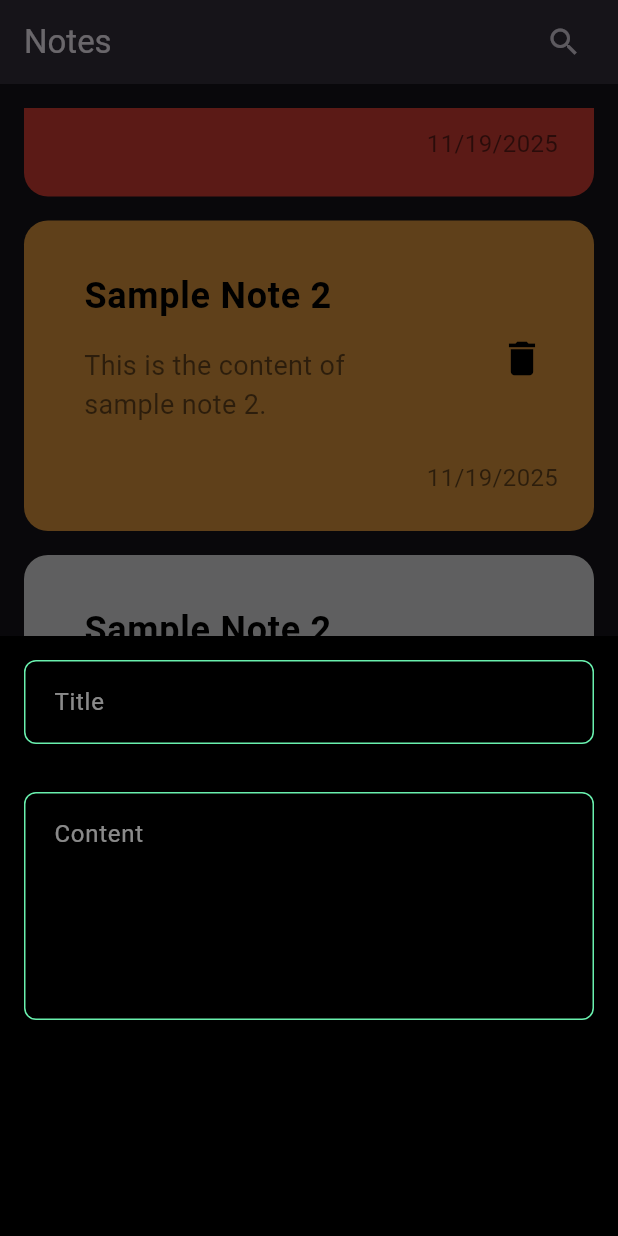
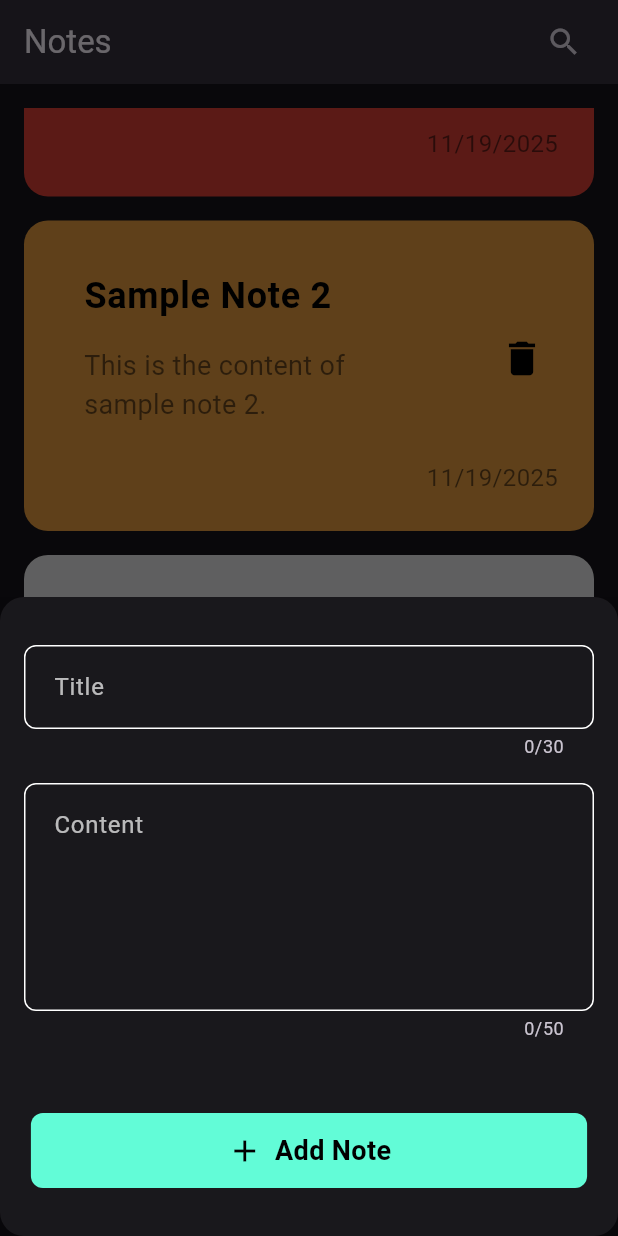
Before and after one commit to Emadaladien/note_app, a Flutter app: the screen it shows after launch, scrolled down 156 dp, after a tap on the "add" icon, on a phone screen of 412 x 824 dp. Run offline on Flutter 3.47's test engine with Material 3 defaults, Android fonts, the phone set to English and light mode, and no system bars.

Commit message:
create edit note view

```diff
--- /dev/null
+++ b/lib/const.dart
@@ -0,0 +1,3 @@
+import 'dart:ui';
+
+Color KPrimaryColor = Color(0xff62fcd7);
--- /dev/null
+++ b/lib/views/edite_note_view.dart
@@ -0,0 +1,11 @@
+import 'package:flutter/material.dart';
+import 'package:note_app/widgets/edite_note_view_body.dart';
+
+class EditeNoteView extends StatelessWidget {
+  const EditeNoteView({super.key});
+
+  @override
+  Widget build(BuildContext context) {
+    return const Scaffold(body: EditeNoteViewBody());
+  }
+}
--- /dev/null
+++ b/lib/widgets/add_note_button_sheet.dart
@@ -0,0 +1,30 @@
+import 'package:flutter/material.dart';
+import 'package:note_app/widgets/custome_button.dart';
+import 'package:note_app/widgets/custome_text_field.dart';
+
+class AddNoteButtonSheet extends StatelessWidget {
+  const AddNoteButtonSheet({super.key});
+
+  @override
+  Widget build(BuildContext context) {
+    return Container(
+      decoration: BoxDecoration(
+        // borderRadius: BorderRadius.circular(8),
+        color: Colors.black12,
+      ),
+      child: SingleChildScrollView(
+        child: Column(
+          children: [
+            SizedBox(height: 32),
+            CustomeTextField(title: 'Title', maxLength: 30),
+            SizedBox(height: 16),
+            CustomeTextField(title: 'Content', maxLines: 5),
+            SizedBox(height: 32),
+            CustomeButton(title: 'Add Note'),
+            SizedBox(height: 32),
+          ],
+        ),
+      ),
+    );
+  }
+}
--- a/lib/widgets/custom_floating_action_button.dart
+++ b/lib/widgets/custom_floating_action_button.dart
@@ -1,5 +1,5 @@
 import 'package:flutter/material.dart';
-import 'package:note_app/widgets/custome_text_field.dart';
+import 'package:note_app/widgets/add_note_button_sheet.dart';
 
 class CustomFloatingActionButton extends StatelessWidget {
   const CustomFloatingActionButton({super.key});
@@ -11,18 +11,13 @@ class CustomFloatingActionButton extends StatelessWidget {
       child: FloatingActionButton(
         onPressed: () {
           showModalBottomSheet(
+            // backgroundColor: Colors.black54,
+            shape: RoundedRectangleBorder(
+              borderRadius: BorderRadiusGeometry.circular(16),
+            ),
             context: context,
             builder: (BuildContext context) {
-              return Container(
-                height: 400,
-                color: Colors.black,
-                child: Column(
-                  children: [
-                    CustomeTextField(title: 'Title'),
-                    CustomeTextField(title: 'Content', maxLines: 5),
-                  ],
-                ),
-              );
+              return AddNoteButtonSheet();
             },
           );
         },
--- a/lib/widgets/custom_note_item.dart
+++ b/lib/widgets/custom_note_item.dart
@@ -1,5 +1,6 @@
 import 'package:flutter/material.dart';
 import 'package:note_app/models/note_model.dart';
+import 'package:note_app/views/edite_note_view.dart';
 
 class NoteItem extends StatelessWidget {
   NoteItem({super.key, this.note});
@@ -7,7 +8,18 @@ class NoteItem extends StatelessWidget {
 
   @override
   Widget build(BuildContext context) {
-    return Container(
+    return GestureDetector(
+      onTap: () {
+        Navigator.push(
+          context,
+          MaterialPageRoute(
+            builder: (context) {
+              return EditeNoteView();
+            },
+          ),
+        );
+      },
+      child: Container(
         padding: EdgeInsets.only(top: 24, left: 24, bottom: 24),
         margin: EdgeInsets.symmetric(vertical: 8, horizontal: 16),
         decoration: BoxDecoration(
@@ -62,6 +74,7 @@ class NoteItem extends StatelessWidget {
             ),
           ],
         ),
+      ),
     );
   }
 }
--- /dev/null
+++ b/lib/widgets/custome_button.dart
@@ -0,0 +1,42 @@
+import 'package:flutter/material.dart';
+
+class CustomeButton extends StatelessWidget {
+  const CustomeButton({
+    super.key,
+    required this.title,
+    this.icon = const Icon(Icons.add, color: Colors.black),
+  });
+
+  final String title;
+  final Icon icon;
+  @override
+  Widget build(BuildContext context) {
+    return Container(
+      decoration: BoxDecoration(
+        borderRadius: BorderRadius.circular(8),
+        color: Color(0xff62fcd7),
+      ),
+
+      margin: EdgeInsets.only(top: 16),
+      padding: EdgeInsets.symmetric(vertical: 12),
+      alignment: Alignment.center,
+      width: MediaQuery.of(context).size.width * 0.9,
+      height: 50,
+      child: Row(
+        mainAxisAlignment: MainAxisAlignment.center,
+        children: [
+          icon,
+          SizedBox(width: 8),
+          Text(
+            title,
+            style: TextStyle(
+              color: Colors.black,
+              fontSize: 18,
+              fontWeight: FontWeight.bold,
+            ),
+          ),
+        ],
+      ),
+    );
+  }
+}
--- a/lib/widgets/custome_text_field.dart
+++ b/lib/widgets/custome_text_field.dart
@@ -1,28 +1,37 @@
 import 'package:flutter/material.dart';
+import 'package:note_app/const.dart';
 
 class CustomeTextField extends StatelessWidget {
-  const CustomeTextField({super.key, this.maxLines = 1, required this.title});
+  const CustomeTextField({
+    super.key,
+    this.maxLines = 1,
+    required this.title,
+    this.maxLength = 50,
+  });
 
   final int maxLines;
+  final int maxLength;
   final String title;
 
   @override
   Widget build(BuildContext context) {
     return Padding(
-      padding: const EdgeInsets.symmetric(vertical: 16, horizontal: 16),
+      padding: const EdgeInsets.symmetric(horizontal: 16),
       child: TextField(
+        maxLength: maxLength,
         maxLines: maxLines,
+        cursorColor: KPrimaryColor,
         decoration: InputDecoration(
           hintText: title,
-          hintStyle: TextStyle(color: Colors.white54),
+          hintStyle: TextStyle(color: Colors.white70),
           border: InputBorder.none,
           contentPadding: EdgeInsets.all(16),
           focusedBorder: OutlineInputBorder(
-            borderSide: BorderSide(color: Colors.greenAccent),
+            borderSide: BorderSide(color: KPrimaryColor),
             borderRadius: BorderRadius.circular(8),
           ),
           enabledBorder: OutlineInputBorder(
-            borderSide: BorderSide(color: Colors.greenAccent),
+            borderSide: BorderSide(color: Colors.white),
             borderRadius: BorderRadius.circular(8),
           ),
         ),
--- /dev/null
+++ b/lib/widgets/edite_note_view_body.dart
@@ -0,0 +1,10 @@
+import 'package:flutter/material.dart';
+
+class EditeNoteViewBody extends StatelessWidget {
+  const EditeNoteViewBody({super.key});
+
+  @override
+  Widget build(BuildContext context) {
+    return Container();
+  }
+}
```
Also changed, not shown: lib/widgets/show_dialog.dart (deleted). Lines whose indentation alone changed are shown as unchanged.
